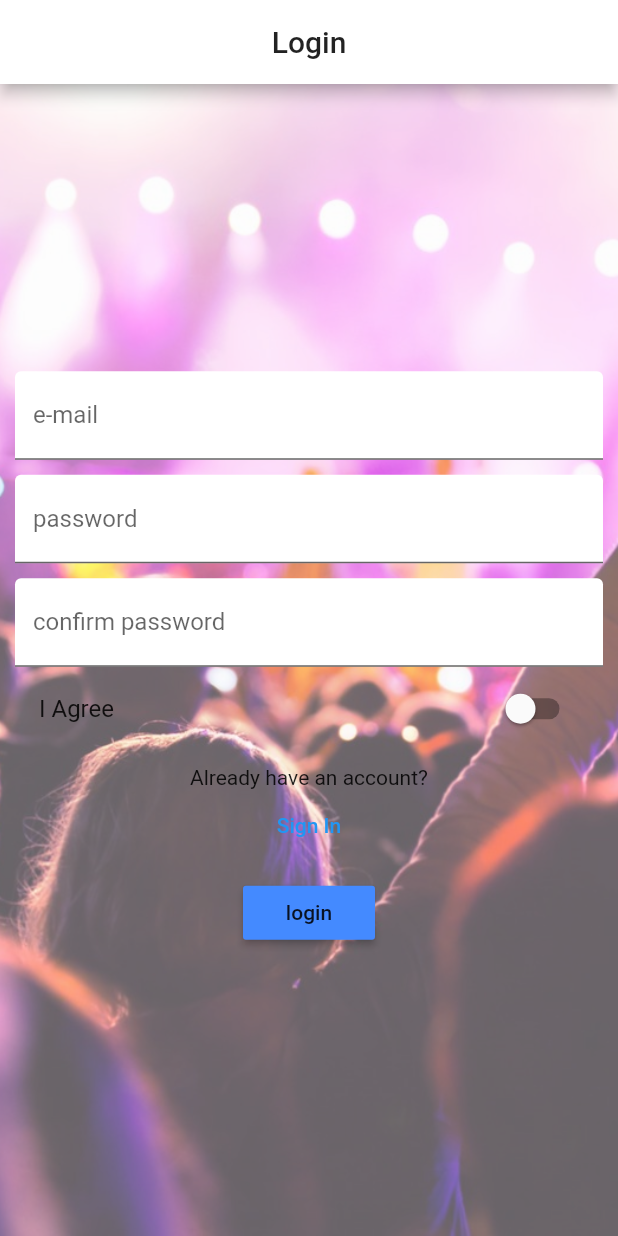
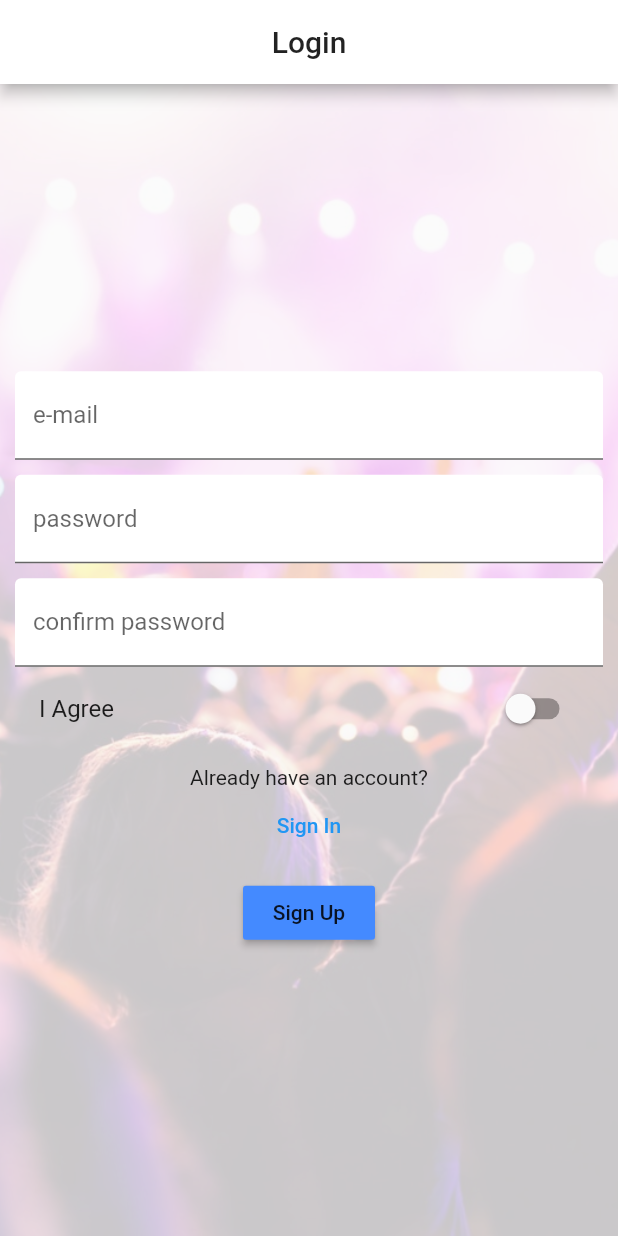
Before and after one commit to parkuman/reach-app, a Flutter app: the screen it shows after launch, after a tap on "Sign Up", on a phone screen of 412 x 824 dp. Run offline on Flutter 3.47's test engine with Material 2 defaults, Android fonts, the phone set to English and light mode, and no system bars; our stand-ins replace shared_preferences; accounts and stored records are empty; network calls fail.

Commit message:
began integrating sign up, login, logout, and proper security

```diff
--- a/lib/main.dart
+++ b/lib/main.dart
@@ -22,18 +22,26 @@ class MyApp extends StatefulWidget {
 }
 
 class _MyAppState extends State<MyApp> {
+  //instantiates a new model of type MainModel (one i created which combines a ton of models)
+    final MainModel _model = MainModel();
+
+
+  // Runs some code when the program starts
+  @override
+  initState() {
+    _model.autoAuthenticate();
+    super.initState();
+  }
+
   // This widget is the root of your application.
   @override
   Widget build(BuildContext context) {
 
 
-    //instantiates a new model of type MainModel (one i created which combines a ton of models)
-    final MainModel model = MainModel();
-
     //the whole app is wrapped in the combined scoped model. Scoped model manages state of the app and helps update things
     return ScopedModel<MainModel>(
       //the model the entire app will use
-      model: model,
+      model: _model,
       //entire material app
       child: MaterialApp(
         title: 'Reach',
@@ -44,11 +52,12 @@ class _MyAppState extends State<MyApp> {
         routes: {
           // default page, this is going to be the first one to open in the app
           '/': (BuildContext context) => AuthPage(),
-          '/default': (BuildContext context) => DefaultPage(model),
+          '/default': (BuildContext context) => DefaultPage(_model),
           '/profile': (BuildContext context) => ProfilePage(),
           '/events': (BuildContext context) => EventsPage(),
           '/settings': (BuildContext context) => SettingsPage(),
         },
+
       ),
     );
   }
--- /dev/null
+++ b/lib/models/auth.dart
@@ -0,0 +1,4 @@
+enum AuthMode {
+  Login,
+  Signup,
+}
--- a/lib/models/user.dart
+++ b/lib/models/user.dart
@@ -5,11 +5,11 @@ import 'package:flutter/material.dart';
 class User {
   final String id;
   final String email;
-  final String password;
+  final String token;
 
   User({
     @required this.id,
     @required this.email,
-    @required this.password,
+    @required this.token,
   });
 }
--- a/lib/pages/auth.dart
+++ b/lib/pages/auth.dart
@@ -2,12 +2,7 @@ import 'package:flutter/material.dart';
 import 'package:scoped_model/scoped_model.dart';
 
 import '../scoped_models/main_model.dart';
-
-// defines the mode of the login screen
-enum AuthMode {
-  Signup,
-  Login,
-}
+import '../models/auth.dart';
 
 class AuthPage extends StatefulWidget {
   @override
@@ -30,7 +25,7 @@ class _AuthPageState extends State<AuthPage> {
     return DecorationImage(
       fit: BoxFit.cover,
       colorFilter:
-          ColorFilter.mode(Colors.black.withOpacity(0.6), BlendMode.dstATop),
+          ColorFilter.mode(Colors.black.withOpacity(0.2), BlendMode.dstATop),
       image: AssetImage('assets/event.jpg'),
     );
   }
@@ -83,7 +78,6 @@ class _AuthPageState extends State<AuthPage> {
     );
   }
 
-
   Widget _buildSwitchTile() {
     return SwitchListTile(
       value: _formData['accept'],
@@ -118,20 +112,18 @@ class _AuthPageState extends State<AuthPage> {
     );
   }
 
+  void _submitForm(Function authenticate) async {
+    Map<String, dynamic> response;
 
-
-  void _submitForm(Function login, Function signup) async {
     if (!_formKey.currentState.validate() || !_formData['accept']) {
       return;
     }
     _formKey.currentState.save();
 
-    if (_authMode == AuthMode.Login) {
-      login(_formData['email'], _formData['password']);
-    } else {
-      final Map<String, dynamic> reponse =
-          await signup(_formData['email'], _formData['password']);
-      if (reponse['success']) {
+    response = await authenticate(
+        _formData['email'], _formData['password'], _authMode);
+
+    if (response['success']) {
       Navigator.pushReplacementNamed(context, '/default');
     } else {
       showDialog(
@@ -139,7 +131,7 @@ class _AuthPageState extends State<AuthPage> {
         builder: (BuildContext context) {
           return AlertDialog(
             title: Text('Error'),
-              content: Text(reponse['message']),
+            content: Text(response['message']),
             actions: <Widget>[
               FlatButton(
                 child: Text('Ok'),
@@ -151,7 +143,6 @@ class _AuthPageState extends State<AuthPage> {
           );
         },
       );
-      }
     }
   }
 
@@ -197,10 +188,14 @@ class _AuthPageState extends State<AuthPage> {
                   ScopedModelDescendant(
                     builder:
                         (BuildContext context, Widget child, MainModel model) {
-                      return RaisedButton(
-                        child: Text('login'),
+                      return model.isLoading
+                          ? CircularProgressIndicator()
+                          : RaisedButton(
+                              child: Text((_authMode == AuthMode.Login
+                                  ? 'Login'
+                                  : 'Sign Up')),
                               color: Theme.of(context).accentColor,
-                        onPressed: () => _submitForm(model.login, model.signup),
+                              onPressed: () => _submitForm(model.authenticate),
                             );
                     },
                   ),
--- a/lib/pages/default_view.dart
+++ b/lib/pages/default_view.dart
@@ -22,7 +22,7 @@ class _DefaultPageState extends State<DefaultPage> {
 
    //to make new EVENTS BRO AS A TEST AHAHAHAHAHAHAH
    void initState(){
-      widget.model.addEvent('1', '1', '1');
+      widget.model.addEvent('title', 'description', 'location');
       super.initState();
     }
 
--- a/lib/scoped_models/main_model.dart
+++ b/lib/scoped_models/main_model.dart
@@ -3,6 +3,6 @@ import 'package:scoped_model/scoped_model.dart';
 
 import './connected_model.dart';
 
-class MainModel extends Model with ConnectedModel, EventModel, UserModel{
+class MainModel extends Model with ConnectedModel, EventModel, UserModel, UtilityModel{
 
 }
--- a/pubspec.yaml
+++ b/pubspec.yaml
@@ -16,6 +16,7 @@ dependencies:
   flutter:
     sdk: flutter
   http: ^0.12.0+1
+  shared_preferences: ^0.5.1+1
 
   # The following adds the Cupertino Icons font to your application.
   # Use with the CupertinoIcons class for iOS style icons.
```
Also changed, not shown: lib/pages/home.dart (+10 -3 lines), lib/pages/settings.dart (+15 -7 lines), lib/scoped_models/connected_model.dart (+127 -13 lines). Lines whose indentation alone changed are shown as unchanged.
